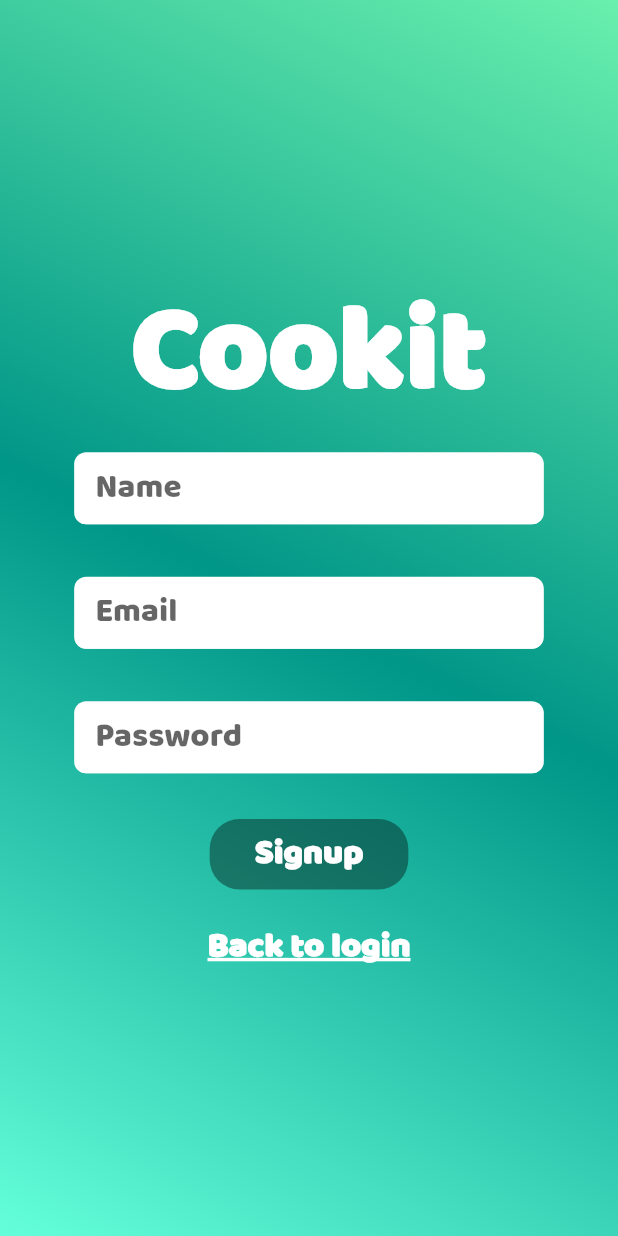
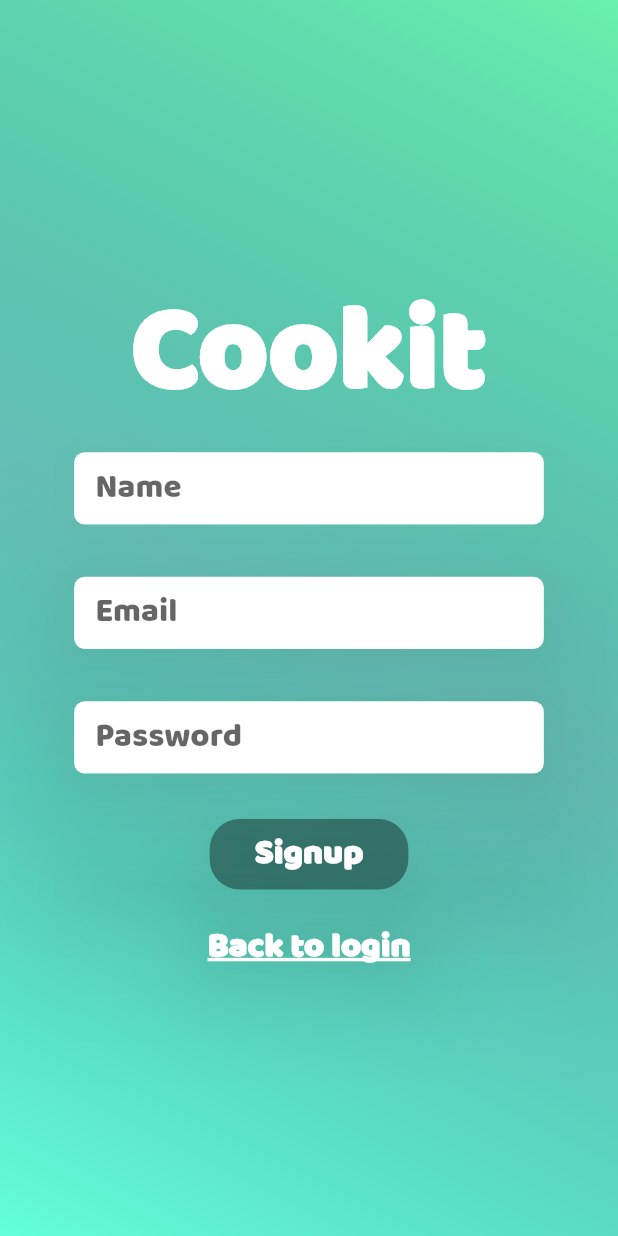
Before and after one commit to Kukyt/cookyt_app, a Flutter app: the screen it shows after launch, after a tap on "Signup here", on a phone screen of 412 x 824 dp. Run offline on Flutter 3.47's test engine with Material 2 defaults, Android fonts, the phone set to English and light mode, and no system bars; our stand-ins replace page_transition, rxdart; accounts and stored records are empty; statements that could not run were skipped.

Commit message:
shadows added to textfields and buttons

```diff
--- a/lib/main.dart
+++ b/lib/main.dart
@@ -14,8 +14,7 @@ class App extends StatelessWidget {
         debugShowCheckedModeBanner: false,
         theme: ThemeData(
           primaryColor: Colors.teal,
-          splashColor: Colors.greenAccent,
-          accentColor: Colors.tealAccent,
+          accentColor: Colors.greenAccent,
         ),
         initialRoute: SplashScreen.id,
         onGenerateRoute: Router.generateRoute,
--- a/lib/src/Widgets/login_sign_widgets/cookit_title.dart
+++ b/lib/src/Widgets/login_sign_widgets/cookit_title.dart
@@ -7,7 +7,7 @@ class CookitTitle extends StatelessWidget {
   @override
   Widget build(BuildContext context) {
     return Material(
-      type: MaterialType.transparency,
+      color: Colors.transparent,
       child: Text('Cookit', style: cookytLogoStyle),
     );
   }
--- a/lib/src/Widgets/rx_widgets/rx_raised_button.dart
+++ b/lib/src/Widgets/rx_widgets/rx_raised_button.dart
@@ -68,8 +68,13 @@ class RxRaisedButton extends RaisedButton {
     return StreamBuilder<Object>(
         stream: suscribe,
         builder: (context, snapshot) {
-          return RaisedButton(
-            onPressed: !snapshot.hasData ? null : snapshot.data ? onPressed : null,
+          return Material(
+            color: Colors.transparent,
+            shadowColor: Colors.black54,
+            elevation: 30.0,
+            child: RaisedButton(
+              onPressed:
+                  !snapshot.hasData ? null : snapshot.data ? onPressed : null,
               onLongPress: onLongPress,
               onHighlightChanged: onHighlightChanged,
               textTheme: textTheme,
@@ -95,6 +100,7 @@ class RxRaisedButton extends RaisedButton {
               materialTapTargetSize: materialTapTargetSize,
               animationDuration: animationDuration,
               child: child,
+            ),
           );
         });
   }
--- a/lib/src/Widgets/rx_widgets/rx_text_field.dart
+++ b/lib/src/Widgets/rx_widgets/rx_text_field.dart
@@ -92,8 +92,13 @@ class RxTextField extends StatelessWidget {
     return StreamBuilder<String>(
       stream: suscribe,
       builder: (BuildContext context, AsyncSnapshot snapshot) {
-        InputDecoration decoration = this.decoration.copyWith(errorText: snapshot.error);
-        return TextField(
+        InputDecoration decoration =
+            this.decoration.copyWith(errorText: snapshot.error);
+        return Material(
+          color: Colors.transparent,
+          elevation: 50.0,
+          shadowColor: Colors.black45,
+          child: TextField(
             onChanged: dispatch,
             controller: controller,
             focusNode: focusNode,
@@ -131,6 +136,7 @@ class RxTextField extends StatelessWidget {
             buildCounter: buildCounter,
             scrollController: scrollController,
             scrollPhysics: scrollPhysics,
+          ),
         );
       },
     );
--- a/lib/src/screens/login_screen.dart
+++ b/lib/src/screens/login_screen.dart
@@ -35,9 +35,12 @@ class LoginScreen extends StatelessWidget {
             mainAxisAlignment: MainAxisAlignment.center,
             children: <Widget>[
               ///The cookit title
-              Hero(
-                tag: 'logo',
-                child: CookitTitle(),
+              Padding(
+                padding: const EdgeInsets.only(top: 30.0),
+                child: Hero(
+                  tag: 'logo',
+                  child: CookitTitle(),
+                ),
               ),
 
               ///Reactive text fields
--- a/lib/src/styles/background_decorations.dart/bg_decorations.dart
+++ b/lib/src/styles/background_decorations.dart/bg_decorations.dart
@@ -5,7 +5,11 @@ class BgDecorations {
     gradient: LinearGradient(
       begin: Alignment.topRight,
       end: Alignment.bottomLeft,
-      colors: [Colors.greenAccent, Colors.teal, Colors.tealAccent],
+      colors: [
+        Colors.greenAccent,
+        Colors.teal.withOpacity(0.6),
+        Colors.tealAccent,
+      ],
     ),
   );
 }
--- a/lib/src/styles/log_sign_screens_styles.dart
+++ b/lib/src/styles/log_sign_screens_styles.dart
@@ -29,7 +29,7 @@ final hintTextStyle = TextStyle(
 
 final _textFieldBorder = UnderlineInputBorder(
   borderSide: BorderSide(color: Colors.white),
-  borderRadius: BorderRadius.circular(8),
+  borderRadius: BorderRadius.circular(7),
 );
 
 TextStyle loginTextStyle({TextDecoration decoration = TextDecoration.none}) {
```
Lines whose indentation alone changed are shown as unchanged.
